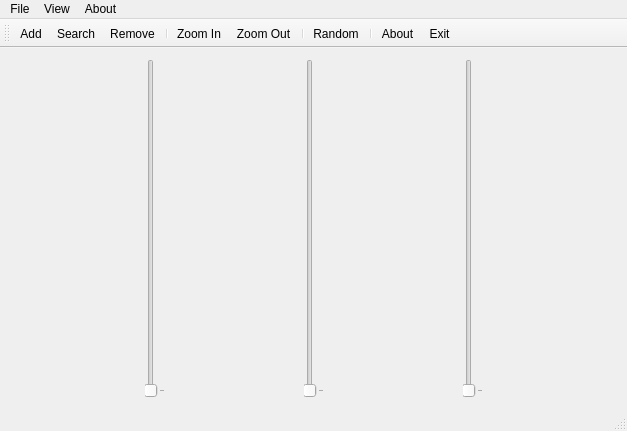
This is mainwindow.ui in thiagodnf/binary-search-tree-in-qt as Qt 5 draws it before an edit. The edited form follows.
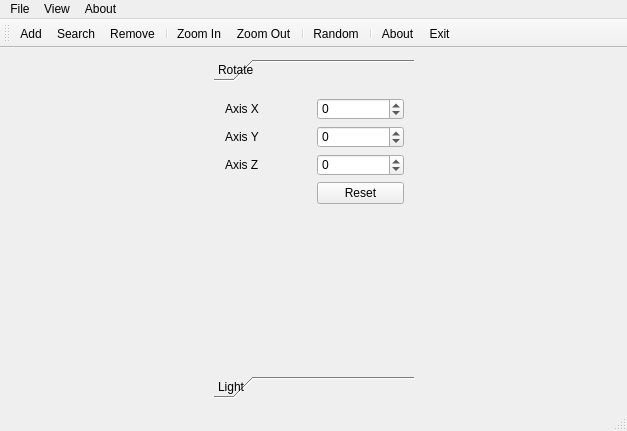
This is the edited form. Icons and pictures are not drawn.

Commit message: Adicionado tabBox no lugar os sliders, logotipo do programa e correção de bugs

Diff of the .ui file:
```diff
--- a/mainwindow.ui
+++ b/mainwindow.ui
@@ -32,69 +32,127 @@
    </property>
    <layout class="QHBoxLayout" name="horizontalLayout">
     <item>
-     <widget class="QSlider" name="verticalSlider3">
-      <property name="maximum">
-       <number>50</number>
+     <widget class="QToolBox" name="toolBoxPage">
+      <property name="sizePolicy">
+       <sizepolicy hsizetype="Fixed" vsizetype="Preferred">
+        <horstretch>0</horstretch>
+        <verstretch>0</verstretch>
+       </sizepolicy>
       </property>
-      <property name="singleStep">
-       <number>1</number>
+      <property name="maximumSize">
+       <size>
+        <width>200</width>
+        <height>16777215</height>
+       </size>
       </property>
-      <property name="pageStep">
-       <number>240</number>
+      <property name="currentIndex">
+       <number>0</number>
       </property>
-      <property name="orientation">
-       <enum>Qt::Vertical</enum>
-      </property>
-      <property name="tickPosition">
-       <enum>QSlider::TicksBelow</enum>
-      </property>
-      <property name="tickInterval">
-       <number>240</number>
-      </property>
-     </widget>
-    </item>
-    <item>
-     <widget class="QSlider" name="verticalSlider2">
-      <property name="maximum">
-       <number>50</number>
-      </property>
-      <property name="singleStep">
-       <number>1</number>
-      </property>
-      <property name="pageStep">
-       <number>240</number>
-      </property>
-      <property name="orientation">
-       <enum>Qt::Vertical</enum>
-      </property>
-      <property name="tickPosition">
-       <enum>QSlider::TicksBelow</enum>
-      </property>
-      <property name="tickInterval">
-       <number>240</number>
-      </property>
-     </widget>
-    </item>
-    <item>
-     <widget class="QSlider" name="verticalSlider1">
-      <property name="maximum">
-       <number>50</number>
-      </property>
-      <property name="singleStep">
-       <number>1</number>
-      </property>
-      <property name="pageStep">
-       <number>240</number>
-      </property>
-      <property name="orientation">
-       <enum>Qt::Vertical</enum>
-      </property>
-      <property name="tickPosition">
-       <enum>QSlider::TicksBelow</enum>
-      </property>
-      <property name="tickInterval">
-       <number>240</number>
-      </property>
+      <widget class="QWidget" name="pageRotation">
+       <property name="geometry">
+        <rect>
+         <x>0</x>
+         <y>0</y>
+         <width>200</width>
+         <height>241</height>
+        </rect>
+       </property>
+       <attribute name="label">
+        <string>Rotate</string>
+       </attribute>
+       <widget class="QWidget" name="gridLayoutWidget">
+        <property name="geometry">
+         <rect>
+          <x>0</x>
+          <y>0</y>
+          <width>201</width>
+          <height>128</height>
+         </rect>
+        </property>
+        <layout class="QGridLayout" name="gridLayout">
+         <item row="3" column="0">
+          <widget class="QSpinBox" name="spinBoxAxisZ">
+           <property name="layoutDirection">
+            <enum>Qt::LeftToRight</enum>
+           </property>
+           <property name="minimum">
+            <number>-360</number>
+           </property>
+           <property name="maximum">
+            <number>360</number>
+           </property>
+          </widget>
+         </item>
+         <item row="3" column="1">
+          <widget class="QLabel" name="labelAxisZ">
+           <property name="text">
+            <string>Axis Z</string>
+           </property>
+          </widget>
+         </item>
+         <item row="1" column="1">
+          <widget class="QLabel" name="labelAxisX">
+           <property name="text">
+            <string>Axis X</string>
+           </property>
+          </widget>
+         </item>
+         <item row="1" column="0">
+          <widget class="QSpinBox" name="spinBoxAxisX">
+           <property name="layoutDirection">
+            <enum>Qt::LeftToRight</enum>
+           </property>
+           <property name="minimum">
+            <number>-360</number>
+           </property>
+           <property name="maximum">
+            <number>360</number>
+           </property>
+          </widget>
+         </item>
+         <item row="2" column="1">
+          <widget class="QLabel" name="labelAxisY">
+           <property name="text">
+            <string>Axis Y</string>
+           </property>
+          </widget>
+         </item>
+         <item row="2" column="0">
+          <widget class="QSpinBox" name="spinBoxAxisY">
+           <property name="layoutDirection">
+            <enum>Qt::LeftToRight</enum>
+           </property>
+           <property name="minimum">
+            <number>-360</number>
+           </property>
+           <property name="maximum">
+            <number>360</number>
+           </property>
+          </widget>
+         </item>
+         <item row="4" column="0">
+          <widget class="QPushButton" name="pushButtonReset">
+           <property name="text">
+            <string>Reset</string>
+           </property>
+          </widget>
+         </item>
+        </layout>
+       </widget>
+      </widget>
+      <widget class="QWidget" name="pageLight">
+       <property name="geometry">
+        <rect>
+         <x>0</x>
+         <y>0</y>
+         <width>200</width>
+         <height>241</height>
+        </rect>
+       </property>
+       <attribute name="label">
+        <string>Light</string>
+       </attribute>
+      </widget>
      </widget>
     </item>
    </layout>
```
Left out of the diff: 113 changed lines with no effect on the pictures. The commit also changes 9 other files.
